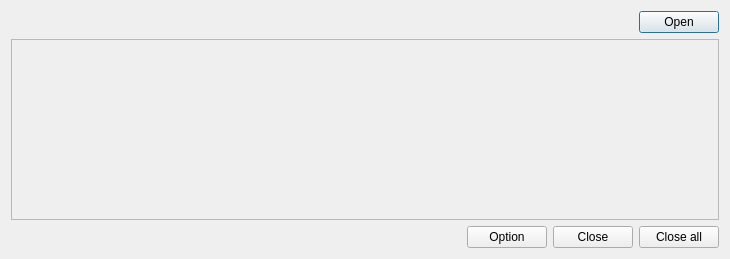
First picture: the form in src/last_open/last_open.ui, repository giacomogroppi/writernote-qt, before the edit.
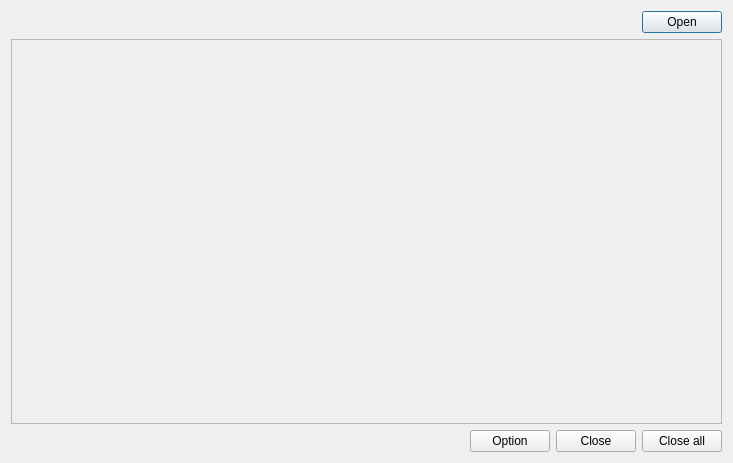
Second picture: the form after the edit.

Diff of the .ui file:
```diff
--- a/src/last_open/last_open.ui
+++ b/src/last_open/last_open.ui
@@ -6,8 +6,8 @@
    <rect>
     <x>0</x>
     <y>0</y>
-    <width>730</width>
-    <height>259</height>
+    <width>733</width>
+    <height>463</height>
    </rect>
   </property>
   <property name="minimumSize">
@@ -58,8 +58,8 @@
        <rect>
         <x>0</x>
         <y>0</y>
-        <width>710</width>
-        <height>171</height>
+        <width>713</width>
+        <height>375</height>
        </rect>
       </property>
      </widget>
```
